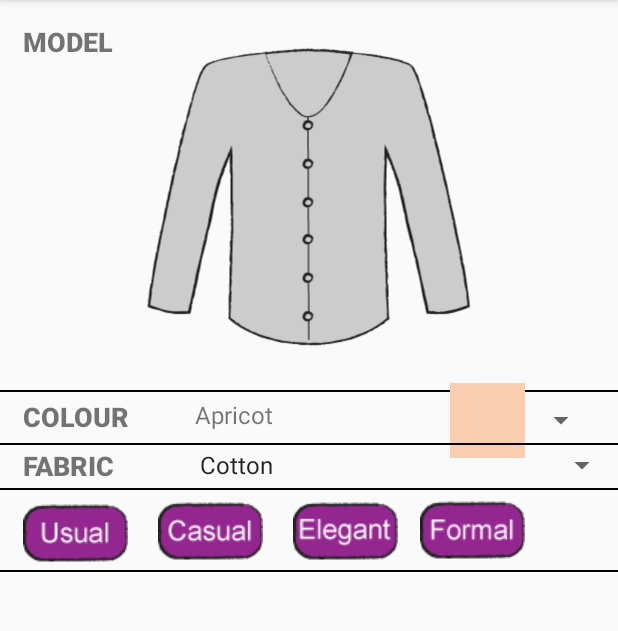
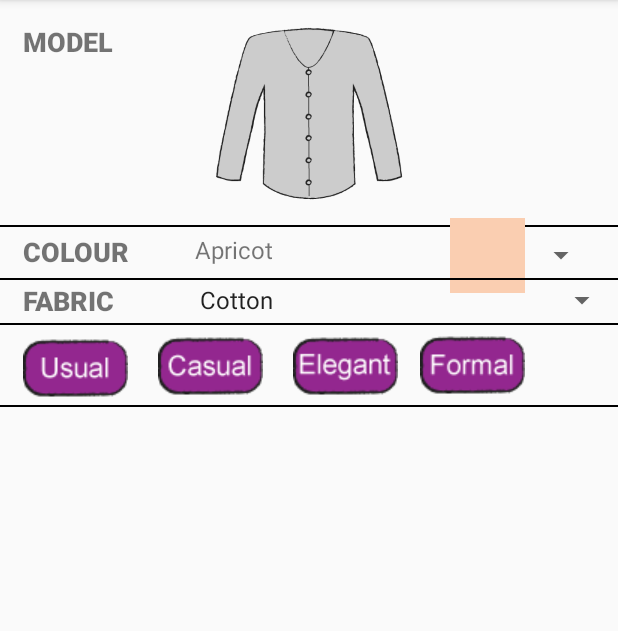
Before and after one commit to andrealondero/Styleout, an Android app: the screen it shows after launch (SecondActivity), after a tap on an icon or button, on a phone screen of 412 x 824 dp, the part 84-715 px from its top. Run offline under Robolectric (Android 15) with nearby library versions, the phone set to English and light mode, and no system bars.

Commit message:
aggiornamento 18_02 funzionante

```diff
--- a/app/src/main/java/com/example/mytutorial/MainActivity.java
+++ b/app/src/main/java/com/example/mytutorial/MainActivity.java
@@ -5,39 +5,16 @@ import android.os.Bundle;
 import android.content.Intent;
 import android.view.View;
 
-import android.widget.Button;
-import android.widget.CheckBox;
-
 
 public class MainActivity extends AppCompatActivity {
 
-    private View view;
-
     @Override
     protected void onCreate(Bundle savedInstanceState) {
-        super.onCreate( savedInstanceState );
-        setContentView( R.layout.activity_main );
+        super.onCreate(savedInstanceState);
+        setContentView(R.layout.activity_main);
+    }
 
-    }
-  //      Button b = (Button) findViewById(R.id.done);
- /*       CheckBox ce = (CheckBox) findViewById(R.id.elegantaccess);
-
-        b.setVisibility(b.INVISIBLE);
-
-        b.setOnClickListener(new View.OnClickListener()
-    {
-        if (cause) {
-            b.setVisibility( View.VISIBLE );
-        }
-
-        if (!cause) {
-            b.setVisibility( View.GONE );
-        }
-    } */
-
-    public void onClick(View view) {
+    public void Onclick(View view) {
         startActivity(new Intent(MainActivity.this, SecondActivity.class));
-
-  //     b.setVisibility( View.VISIBLE );
     }
 }
--- a/app/src/main/res/layout/activity_main.xml
+++ b/app/src/main/res/layout/activity_main.xml
@@ -11,9 +11,9 @@
         android:layout_width="wrap_content"
         android:layout_height="41dp"
         android:layout_marginTop="20dp"
-        android:fontFamily="sans-serif-black"
+        android:fontFamily="sans-serif"
         android:text="SELECT YOUR WAY"
-        android:textSize="20sp"
+        android:textSize="18sp"
         app:layout_constraintEnd_toEndOf="parent"
         app:layout_constraintHorizontal_bias="0.508"
         app:layout_constraintStart_toStartOf="parent"
@@ -69,6 +69,7 @@
         android:layout_marginEnd="60dp"
         android:button="@drawable/checkelegantaccess"
         android:clickable="true"
+        android:visibility="visible"
         android:scaleX="1.5"
         android:scaleY="1.5"
         android:src="@drawable/elegantaccessbutton"
@@ -78,10 +79,11 @@
     <Button
         android:id="@+id/done"
         android:layout_width="wrap_content"
-        android:layout_height="wrap_content"
+        android:layout_height="46dp"
         android:layout_marginTop="500dp"
         android:background="@mipmap/done"
-        android:onClick="onClick"
+        android:clickable="true"
+        android:onClick="Onclick"
         android:scaleX="0.6"
         android:scaleY="1.2"
         app:layout_constraintEnd_toEndOf="parent"
--- a/app/src/main/res/layout/activity_second.xml
+++ b/app/src/main/res/layout/activity_second.xml
@@ -1,6 +1,6 @@
 <?xml version="1.0" encoding="utf-8"?>
-<RelativeLayout xmlns:android="http://schemas.android.com/apk/res/android"
-    xmlns:app="http://schemas.android.com/apk/res-auto"
+<RelativeLayout
+    xmlns:android="http://schemas.android.com/apk/res/android"
     xmlns:tools="http://schemas.android.com/tools"
     android:layout_width="match_parent"
     android:layout_height="match_parent"
@@ -9,7 +9,7 @@
     <android.support.v4.view.ViewPager
         android:id="@+id/modelSelector"
         android:layout_width="match_parent"
-        android:layout_height="260dp"
+        android:layout_height="150dp"
         android:layout_alignParentTop="true"
         android:layout_marginTop="0dp">
     </android.support.v4.view.ViewPager>
@@ -30,7 +30,7 @@
         android:id="@+id/div1"
         android:layout_width="match_parent"
         android:layout_height="1dp"
-        android:layout_marginTop="260dp"
+        android:layout_marginTop="150dp"
         android:background="@android:color/background_dark" />
 
     <TextView
@@ -39,7 +39,7 @@
         android:layout_height="wrap_content"
         android:layout_alignParentStart="true"
         android:layout_marginStart="15dp"
-        android:layout_marginTop="265dp"
+        android:layout_marginTop="155dp"
         android:fontFamily="sans-serif-black"
         android:text="COLOUR"
         android:textSize="18sp" />
@@ -49,7 +49,7 @@
         android:layout_width="wrap_content"
         android:layout_height="wrap_content"
         android:layout_marginStart="100dp"
-        android:layout_marginTop="255dp" />
+        android:layout_marginTop="145dp" />
 
     <TextView
         android:id="@+id/fabric"
@@ -57,7 +57,7 @@
         android:layout_height="wrap_content"
         android:layout_alignParentStart="true"
         android:layout_marginStart="15dp"
-        android:layout_marginTop="298dp"
+        android:layout_marginTop="188dp"
         android:fontFamily="sans-serif-black"
         android:text="FABRIC"
         android:textSize="18sp" />
@@ -66,7 +66,7 @@
         android:id="@+id/div2"
         android:layout_width="match_parent"
         android:layout_height="1dp"
-        android:layout_marginTop="295dp"
+        android:layout_marginTop="185dp"
         android:background="@android:color/background_dark" />
 
     <Spinner
@@ -74,27 +74,27 @@
         android:layout_width="fill_parent"
         android:layout_height="wrap_content"
         android:layout_marginStart="125dp"
-        android:layout_marginTop="298dp" />
+        android:layout_marginTop="188dp" />
 
     <View
         android:id="@+id/div3"
         android:layout_width="match_parent"
         android:layout_height="1dp"
-        android:layout_marginTop="325dp"
+        android:layout_marginTop="215dp"
         android:background="@android:color/background_dark" />
 
     <View
         android:id="@+id/div4"
         android:layout_width="match_parent"
         android:layout_height="1dp"
-        android:layout_marginTop="380dp"
+        android:layout_marginTop="270dp"
         android:background="@android:color/background_dark" />
 
     <CheckBox
         android:layout_width="wrap_content"
         android:layout_height="wrap_content"
         android:layout_marginStart="15dp"
-        android:layout_marginTop="335dp"
+        android:layout_marginTop="225dp"
         android:button="@drawable/checkboxusual"
         android:src="@drawable/usualbutton" />
 
@@ -102,7 +102,7 @@
         android:layout_width="wrap_content"
         android:layout_height="wrap_content"
         android:layout_marginStart="105dp"
-        android:layout_marginTop="334dp"
+        android:layout_marginTop="224dp"
         android:button="@drawable/checkboxcasual"
         android:src="@drawable/casualbutton" />
 
@@ -110,7 +110,7 @@
         android:layout_width="wrap_content"
         android:layout_height="wrap_content"
         android:layout_marginStart="280dp"
-        android:layout_marginTop="333dp"
+        android:layout_marginTop="223dp"
         android:button="@drawable/checkboxformal"
         android:src="@drawable/formalbutton" />
 
@@ -118,7 +118,7 @@
         android:layout_width="wrap_content"
         android:layout_height="wrap_content"
         android:layout_marginStart="195dp"
-        android:layout_marginTop="334dp"
+        android:layout_marginTop="224dp"
         android:button="@drawable/checkboxelegant"
         android:src="@drawable/elegantbutton" />
 
--- a/app/src/main/res/layout/custom_layout.xml
+++ b/app/src/main/res/layout/custom_layout.xml
@@ -1,5 +1,6 @@
 <?xml version="1.0" encoding="utf-8"?>
-<android.support.constraint.ConstraintLayout xmlns:android="http://schemas.android.com/apk/res/android"
+<android.support.constraint.ConstraintLayout
+    xmlns:android="http://schemas.android.com/apk/res/android"
 xmlns:app="http://schemas.android.com/apk/res-auto"
 xmlns:tools="http://schemas.android.com/tools"
 android:layout_width="match_parent"
```
Lines whose indentation alone changed are shown as unchanged.
